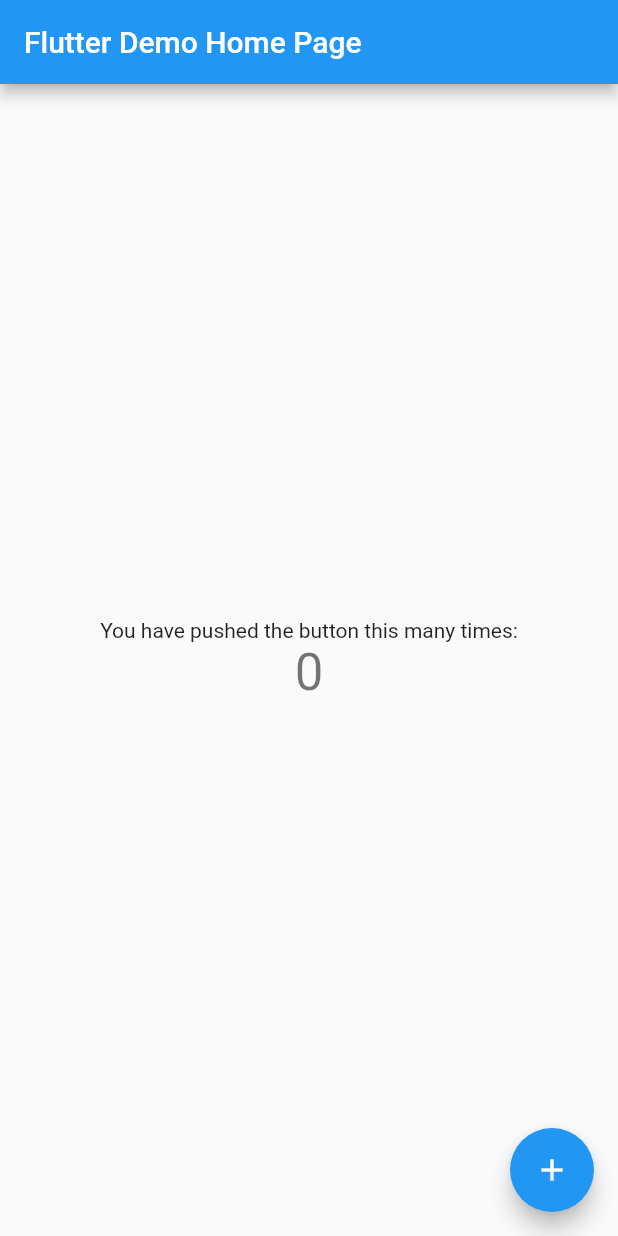
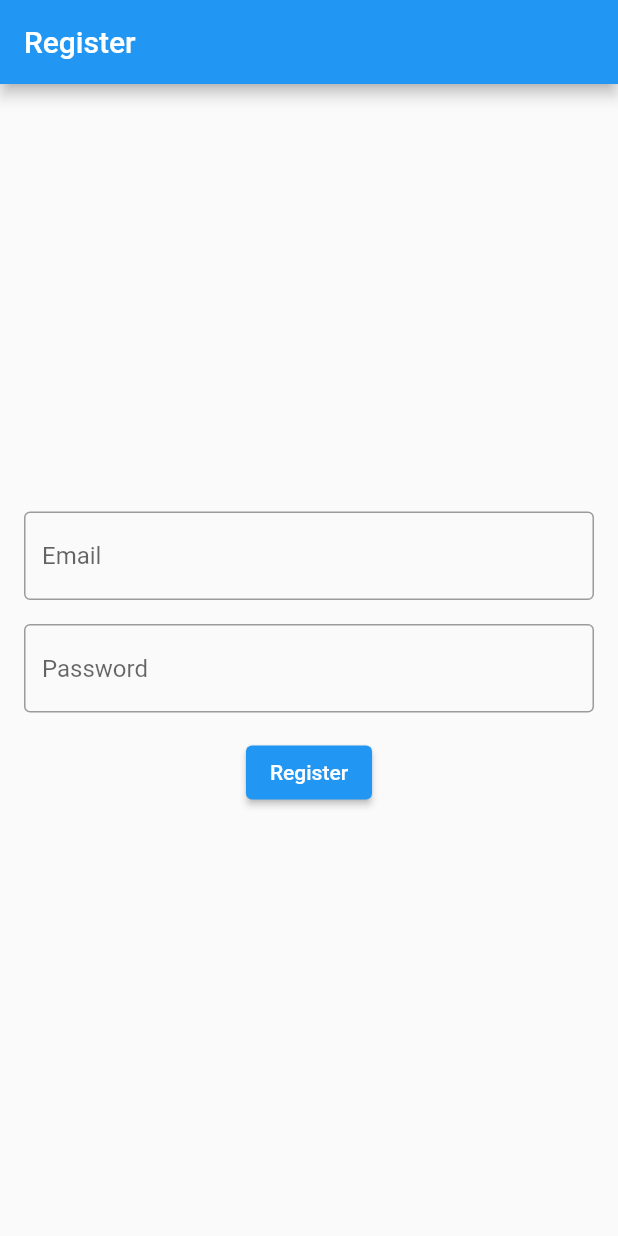
Before and after one commit to IlyasMukatdisov/my_notes, a Flutter app: the screen it shows after launch, on a phone screen of 412 x 824 dp. Run offline on Flutter 3.47's test engine with Material 2 defaults, Android fonts, the phone set to English and light mode, and no system bars; our stand-ins replace firebase_auth, firebase_core; accounts and stored records are empty; generated files the repository leaves out were written again.

Commit message:
created login and register pages

```diff
--- a/lib/main.dart
+++ b/lib/main.dart
@@ -1,115 +1,23 @@
 import 'package:flutter/material.dart';
+import 'package:my_notes/pages/register_page.dart';
 
 void main() {
+  WidgetsFlutterBinding.ensureInitialized();
   runApp(const MyApp());
 }
 
 class MyApp extends StatelessWidget {
   const MyApp({Key? key}) : super(key: key);
 
-  // This widget is the root of your application.
   @override
   Widget build(BuildContext context) {
     return MaterialApp(
+      debugShowCheckedModeBanner: false,
       title: 'Flutter Demo',
       theme: ThemeData(
-        // This is the theme of your application.
-        //
-        // Try running your application with "flutter run". You'll see the
-        // application has a blue toolbar. Then, without quitting the app, try
-        // changing the primarySwatch below to Colors.green and then invoke
-        // "hot reload" (press "r" in the console where you ran "flutter run",
-        // or simply save your changes to "hot reload" in a Flutter IDE).
-        // Notice that the counter didn't reset back to zero; the application
-        // is not restarted.
         primarySwatch: Colors.blue,
       ),
-      home: const MyHomePage(title: 'Flutter Demo Home Page'),
+      home: const RegisterPage(),
     );
   }
 }
-
-class MyHomePage extends StatefulWidget {
-  const MyHomePage({Key? key, required this.title}) : super(key: key);
-
-  // This widget is the home page of your application. It is stateful, meaning
-  // that it has a State object (defined below) that contains fields that affect
-  // how it looks.
-
-  // This class is the configuration for the state. It holds the values (in this
-  // case the title) provided by the parent (in this case the App widget) and
-  // used by the build method of the State. Fields in a Widget subclass are
-  // always marked "final".
-
-  final String title;
-
-  @override
-  State<MyHomePage> createState() => _MyHomePageState();
-}
-
-class _MyHomePageState extends State<MyHomePage> {
-  int _counter = 0;
-
-  void _incrementCounter() {
-    setState(() {
-      // This call to setState tells the Flutter framework that something has
-      // changed in this State, which causes it to rerun the build method below
-      // so that the display can reflect the updated values. If we changed
-      // _counter without calling setState(), then the build method would not be
-      // called again, and so nothing would appear to happen.
-      _counter++;
-    });
-  }
-
-  @override
-  Widget build(BuildContext context) {
-    // This method is rerun every time setState is called, for instance as done
-    // by the _incrementCounter method above.
-    //
-    // The Flutter framework has been optimized to make rerunning build methods
-    // fast, so that you can just rebuild anything that needs updating rather
-    // than having to individually change instances of widgets.
-    return Scaffold(
-      appBar: AppBar(
-        // Here we take the value from the MyHomePage object that was created by
-        // the App.build method, and use it to set our appbar title.
-        title: Text(widget.title),
-      ),
-      body: Center(
-        // Center is a layout widget. It takes a single child and positions it
-        // in the middle of the parent.
-        child: Column(
-          // Column is also a layout widget. It takes a list of children and
-          // arranges them vertically. By default, it sizes itself to fit its
-          // children horizontally, and tries to be as tall as its parent.
-          //
-          // Invoke "debug painting" (press "p" in the console, choose the
-          // "Toggle Debug Paint" action from the Flutter Inspector in Android
-          // Studio, or the "Toggle Debug Paint" command in Visual Studio Code)
-          // to see the wireframe for each widget.
-          //
-          // Column has various properties to control how it sizes itself and
-          // how it positions its children. Here we use mainAxisAlignment to
-          // center the children vertically; the main axis here is the vertical
-          // axis because Columns are vertical (the cross axis would be
-          // horizontal).
-          mainAxisAlignment: MainAxisAlignment.center,
-          children: <Widget>[
-            const Text(
-              'You have pushed the button this many times:',
-            ),
-            Text(
-              '$_counter',
-              style: Theme.of(context).textTheme.headline4,
-            ),
-          ],
-        ),
-      ),
-      floatingActionButton: FloatingActionButton(
-        onPressed: _incrementCounter,
-        tooltip: 'Increment',
-        child: const Icon(Icons.add),
-      ), // This trailing comma makes auto-formatting nicer for build methods.
-    );
-  }
-}
--- /dev/null
+++ b/lib/pages/register_page.dart
@@ -0,0 +1,115 @@
+import 'package:firebase_auth/firebase_auth.dart';
+import 'package:firebase_core/firebase_core.dart';
+import 'package:flutter/material.dart';
+import 'package:my_notes/firebase_options.dart';
+
+class RegisterPage extends StatefulWidget {
+  const RegisterPage({super.key});
+
+  @override
+  State<RegisterPage> createState() => _RegisterPageState();
+}
+
+class _RegisterPageState extends State<RegisterPage> {
+  late final TextEditingController _email;
+
+  late final TextEditingController _password;
+
+  @override
+  void initState() {
+    _email = TextEditingController();
+    _password = TextEditingController();
+    super.initState();
+  }
+
+  @override
+  void dispose() {
+    _email.dispose();
+    _password.dispose();
+    super.dispose();
+  }
+
+  @override
+  Widget build(BuildContext context) {
+    return Scaffold(
+      appBar: AppBar(
+        title: const Text('Register'),
+      ),
+      body: FutureBuilder(
+          future: _initFireBase(),
+          builder: (context, snapshot) {
+            switch (snapshot.connectionState) {
+              case ConnectionState.done:
+                return Padding(
+                  padding: const EdgeInsets.symmetric(horizontal: 16),
+                  child: Column(
+                    mainAxisAlignment: MainAxisAlignment.center,
+                    children: [
+                      TextField(
+                        keyboardType: TextInputType.emailAddress,
+                        controller: _email,
+                        enableSuggestions: false,
+                        autocorrect: false,
+                        decoration: const InputDecoration(
+                          hintText: 'Email',
+                          border: OutlineInputBorder(
+                            borderSide:
+                                BorderSide(width: 1, color: Colors.black),
+                          ),
+                        ),
+                      ),
+                      const SizedBox(
+                        height: 16,
+                      ),
+                      TextField(
+                        controller: _password,
+                        obscureText: true,
+                        enableSuggestions: false,
+                        autocorrect: false,
+                        decoration: const InputDecoration(
+                          hintText: 'Password',
+                          border: OutlineInputBorder(
+                            borderSide:
+                                BorderSide(width: 1, color: Colors.black),
+                          ),
+                        ),
+                      ),
+                      const SizedBox(
+                        height: 16,
+                      ),
+                      ElevatedButton(
+                        onPressed: () async {
+                          _createUser();
+                        },
+                        child: const Text('Register'),
+                      ),
+                    ],
+                  ),
+                );
+              default:
+                return const Center(
+                  child: CircularProgressIndicator(),
+                );
+            }
+          }),
+    );
+  }
+
+  void _createUser() async {
+    final email = _email.text;
+    final password = _password.text;
+
+    debugPrint("Email: $email");
+    debugPrint("Password: $password");
+
+    final userCredential = await FirebaseAuth.instance
+        .createUserWithEmailAndPassword(email: email, password: password);
+    debugPrint(userCredential.toString());
+  }
+
+  Future _initFireBase() {
+    return Firebase.initializeApp(
+      options: DefaultFirebaseOptions.currentPlatform,
+    );
+  }
+}
```
Also changed, not shown: lib/pages/login_page.dart (added, +116 -0 lines), pubspec.yaml (+5 -13 lines), pubspec.lock.
